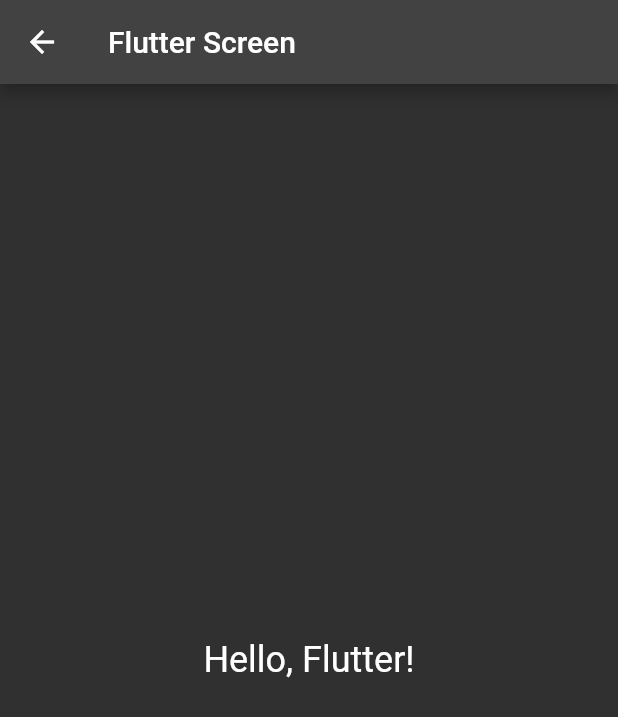
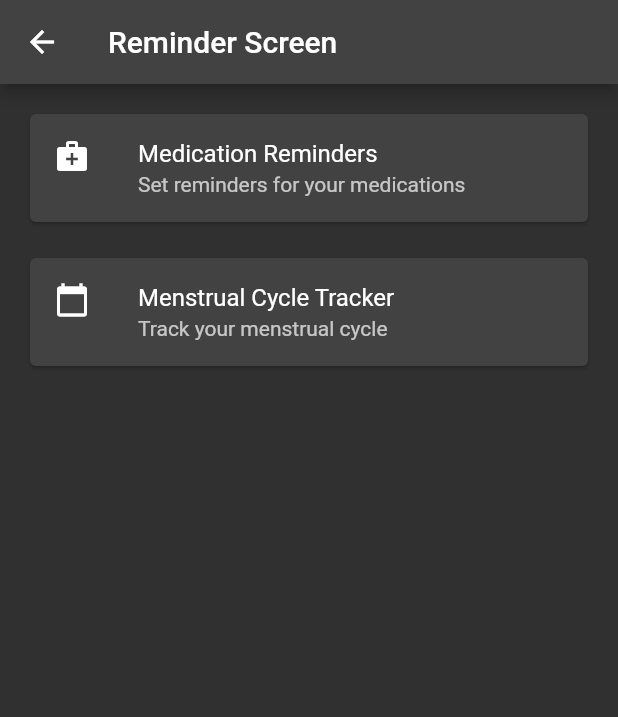
Before and after one commit to yashrathi-git/Serenity, a Flutter app: the MedicationScreen screen opened directly, on a phone screen of 412 x 824 dp. Shown: the top 717 px of the screen. Run offline on Flutter 3.47's test engine with Material 2 defaults, Android fonts, the phone set to English and light mode, and no system bars; our stand-ins replace cloud_firestore, firebase_auth, firebase_core, flutter_signin_button, google_sign_in, shared_preferences; accounts and stored records are empty.

```diff
--- a/lib/screens/home_screen.dart
+++ b/lib/screens/home_screen.dart
@@ -2,7 +2,7 @@
 import 'package:flutter/material.dart';
 import 'package:firebase_auth/firebase_auth.dart';
 import 'package:cloud_firestore/cloud_firestore.dart';
-import 'package:serenity/screens/medication_screen.dart';
+import 'package:serenity/screens/mindfulness/medication_home.dart';
 import 'package:serenity/screens/mindfulness_screen.dart';
 import 'package:shared_preferences/shared_preferences.dart';
 
--- a/lib/screens/medication_screen.dart
+++ /dev/null
@@ -1,20 +0,0 @@
-import 'package:flutter/material.dart';
-
-class MedicationScreen extends StatelessWidget {
-  const MedicationScreen({super.key});
-
-  @override
-  Widget build(BuildContext context) {
-    return Scaffold(
-      appBar: AppBar(
-        title: const Text('Flutter Screen'),
-      ),
-      body: const Center(
-        child: Text(
-          'Hello, Flutter!',
-          style: TextStyle(fontSize: 24),
-        ),
-      ),
-    );
-  }
-}
--- /dev/null
+++ b/lib/screens/mindfulness/medication_home.dart
@@ -0,0 +1,79 @@
+import 'package:flutter/material.dart';
+
+class MedicationScreen extends StatelessWidget {
+  @override
+  Widget build(BuildContext context) {
+    return Scaffold(
+      appBar: AppBar(
+        title: Text('Reminder Screen'),
+      ),
+      body: Padding(
+        padding: const EdgeInsets.all(16.0),
+        child: Column(
+          crossAxisAlignment: CrossAxisAlignment.stretch,
+          children: [
+            Card(
+              child: ListTile(
+                title: Text('Medication Reminders'),
+                subtitle: Text('Set reminders for your medications'),
+                leading: Icon(Icons.medical_services),
+                onTap: () {
+                  Navigator.push(
+                    context,
+                    MaterialPageRoute(
+                      builder: (context) => MedicationRemindersScreen(),
+                    ),
+                  );
+                },
+              ),
+            ),
+            SizedBox(height: 16.0),
+            Card(
+              child: ListTile(
+                title: Text('Menstrual Cycle Tracker'),
+                subtitle: Text('Track your menstrual cycle'),
+                leading: Icon(Icons.calendar_today),
+                onTap: () {
+                  Navigator.push(
+                    context,
+                    MaterialPageRoute(
+                      builder: (context) => MenstrualCycleTrackerScreen(),
+                    ),
+                  );
+                },
+              ),
+            ),
+          ],
+        ),
+      ),
+    );
+  }
+}
+
+class MedicationRemindersScreen extends StatelessWidget {
+  @override
+  Widget build(BuildContext context) {
+    return Scaffold(
+      appBar: AppBar(
+        title: Text('Medication Reminders'),
+      ),
+      body: Center(
+        child: Text('Medication Reminders Screen'),
+      ),
+    );
+  }
+}
+
+class MenstrualCycleTrackerScreen extends StatelessWidget {
+  @override
+  Widget build(BuildContext context) {
+    return Scaffold(
+      appBar: AppBar(
+        title: Text('Menstrual Cycle Tracker'),
+      ),
+      body: Center(
+        child: Text('Menstrual Cycle Tracker Screen'),
+      ),
+    );
+  }
+}
```
